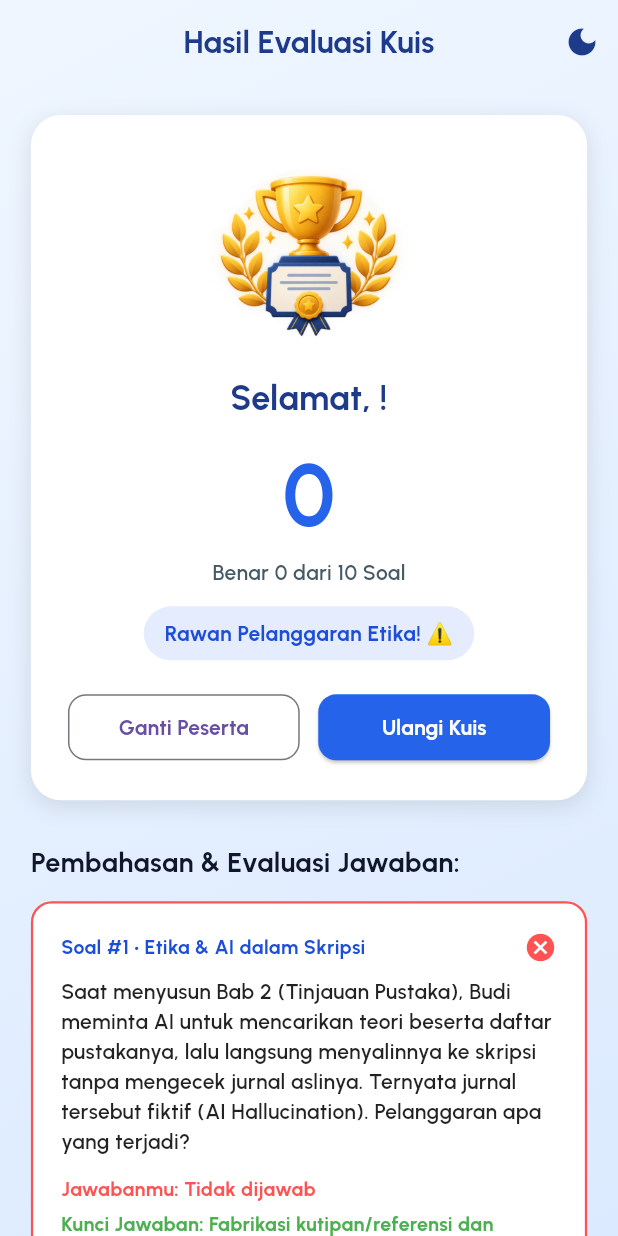
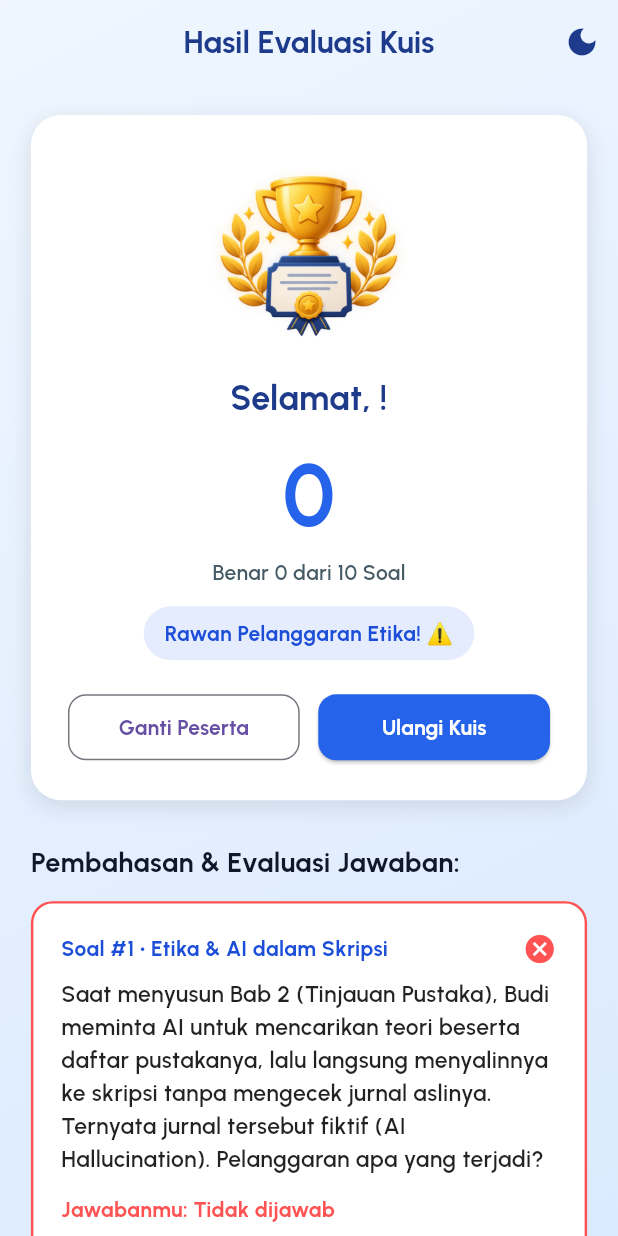
Before and after one commit to LAVOTSIRC/UTS_Pemrograman-Mobile_Kuis, a Flutter app: the ResultScreen screen opened by its route, on a phone screen of 412 x 824 dp. Run offline on Flutter 3.47's test engine with Material 3 defaults, Android fonts, the phone set to English and light mode, and no system bars; our stand-ins replace go_router.

Commit message:
refactor: replace hardcoded sizes in reusable widgets with dynamic MediaQuery values

```diff
--- a/lib/widgets/explanation_card.dart
+++ b/lib/widgets/explanation_card.dart
@@ -4,9 +4,9 @@ import '../models/question_model.dart';
 import '../providers/quiz_provider.dart';
 
 class ExplanationCard extends StatelessWidget {
-  final int questionNumber; // Nomor urut soal (1 sampai 10)
-  final Question question; // Objek data soal
-  final int? userAnswerIndex; // Jawaban yang dipilih peserta
+  final int questionNumber;
+  final Question question;
+  final int? userAnswerIndex;
 
   const ExplanationCard({
     super.key,
@@ -19,12 +19,10 @@ class ExplanationCard extends StatelessWidget {
   Widget build(BuildContext context) {
     final screenWidth = MediaQuery.of(context).size.width;
     final screenHeight = MediaQuery.of(context).size.height;
+    final isLargeScreen = screenWidth > 600;
     final isDark = context.watch<QuizProvider>().isDarkMode;
 
-    // Mengecek apakah jawaban peserta benar
     final bool isCorrect = userAnswerIndex == question.correctAnswerIndex;
-
-    // Mengambil teks jawaban peserta dan teks kunci jawaban
     final String userAnswerText = userAnswerIndex != null
         ? question.options[userAnswerIndex!]
         : 'Tidak dijawab';
@@ -36,43 +34,42 @@ class ExplanationCard extends StatelessWidget {
       padding: EdgeInsets.all(screenWidth * 0.045),
       decoration: BoxDecoration(
         color: isDark ? const Color(0xFF1E293B) : Colors.white,
-        borderRadius: BorderRadius.circular(14),
+        borderRadius: BorderRadius.circular(screenWidth * 0.035),
         border: Border.all(
-          // Garis tepi hijau jika benar, merah jika salah
           color: isCorrect ? Colors.green : Colors.redAccent,
-          width: 1.5,
+          width: screenWidth * 0.004,
         ),
       ),
       child: Column(
         crossAxisAlignment: CrossAxisAlignment.start,
         children: [
-          // HEADER KARTU: Nomor Soal & Status Benar/Salah
           Row(
             mainAxisAlignment: MainAxisAlignment.spaceBetween,
             children: [
-              Text(
-                'Soal #$questionNumber • ${question.category}',
-                style: TextStyle(
-                  fontSize: 13,
-                  fontWeight: FontWeight.bold,
-                  color: isDark ? Colors.lightBlueAccent : const Color(0xFF1D4ED8),
+              Expanded(
+                child: Text(
+                  'Soal #$questionNumber • ${question.category}',
+                  style: TextStyle(
+                    fontSize: screenWidth * (isLargeScreen ? 0.022 : 0.034),
+                    fontWeight: FontWeight.bold,
+                    color: isDark ? Colors.lightBlueAccent : const Color(0xFF1D4ED8),
+                  ),
                 ),
               ),
               Icon(
                 isCorrect ? Icons.check_circle : Icons.cancel,
                 color: isCorrect ? Colors.green : Colors.redAccent,
-                size: 22,
+                size: screenWidth * (isLargeScreen ? 0.035 : 0.055),
               ),
             ],
           ),
 
           SizedBox(height: screenHeight * 0.01),
 
-          // TEKS PERTANYAAN
           Text(
             question.questionText,
             style: TextStyle(
-              fontSize: 14,
+              fontSize: screenWidth * (isLargeScreen ? 0.024 : 0.037),
               fontWeight: FontWeight.w600,
               color: isDark ? Colors.white : Colors.black87,
             ),
@@ -80,23 +77,21 @@ class ExplanationCard extends StatelessWidget {
 
           SizedBox(height: screenHeight * 0.015),
 
-          // JAWABAN PESERTA
           Text(
             'Jawabanmu: $userAnswerText',
             style: TextStyle(
-              fontSize: 13,
+              fontSize: screenWidth * (isLargeScreen ? 0.022 : 0.034),
               fontWeight: FontWeight.bold,
               color: isCorrect ? Colors.green : Colors.redAccent,
             ),
           ),
 
-          // Jika salah, tampilkan Kunci Jawaban yang benar
           if (!isCorrect) ...[
             SizedBox(height: screenHeight * 0.005),
             Text(
               'Kunci Jawaban: $correctAnswerText',
-              style: const TextStyle(
-                fontSize: 13,
+              style: TextStyle(
+                fontSize: screenWidth * (isLargeScreen ? 0.022 : 0.034),
                 fontWeight: FontWeight.bold,
                 color: Colors.green,
               ),
@@ -105,29 +100,28 @@ class ExplanationCard extends StatelessWidget {
 
           SizedBox(height: screenHeight * 0.015),
 
-          // KOTAK PEMBAHASAN ILMIAH
           Container(
             padding: EdgeInsets.all(screenWidth * 0.03),
             decoration: BoxDecoration(
               color: isDark
                   ? Colors.white.withValues(alpha: 0.05)
                   : const Color(0xFFF1F5F9),
-              borderRadius: BorderRadius.circular(10),
+              borderRadius: BorderRadius.circular(screenWidth * 0.025),
             ),
             child: Row(
               crossAxisAlignment: CrossAxisAlignment.start,
               children: [
-                const Icon(
+                Icon(
                   Icons.lightbulb_outline,
                   color: Colors.amber,
-                  size: 20,
+                  size: screenWidth * (isLargeScreen ? 0.032 : 0.05),
                 ),
                 SizedBox(width: screenWidth * 0.025),
                 Expanded(
                   child: Text(
                     question.explanation,
                     style: TextStyle(
-                      fontSize: 13,
+                      fontSize: screenWidth * (isLargeScreen ? 0.022 : 0.034),
                       height: 1.4,
                       color: isDark ? Colors.white70 : Colors.blueGrey.shade800,
                     ),
```
Also changed, not shown: lib/widgets/option_card.dart (+14 -20 lines).
